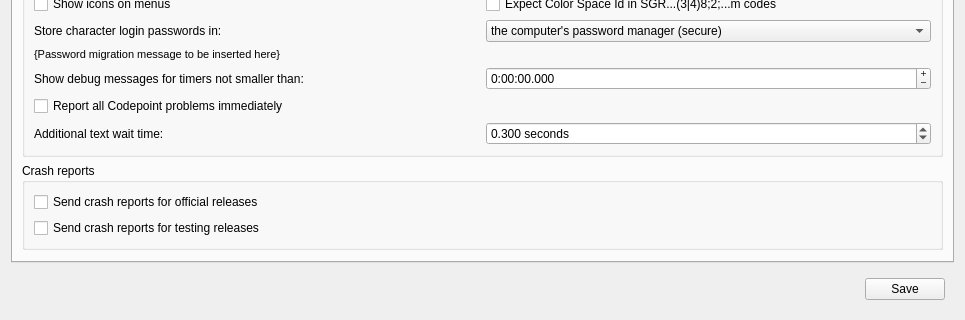
Mudlet/Mudlet, file src/ui/profile_preferences.ui: the form before one commit; both pictures show x 0 to 965 and y 424 to 744 of the 965 by 744 pixel window.
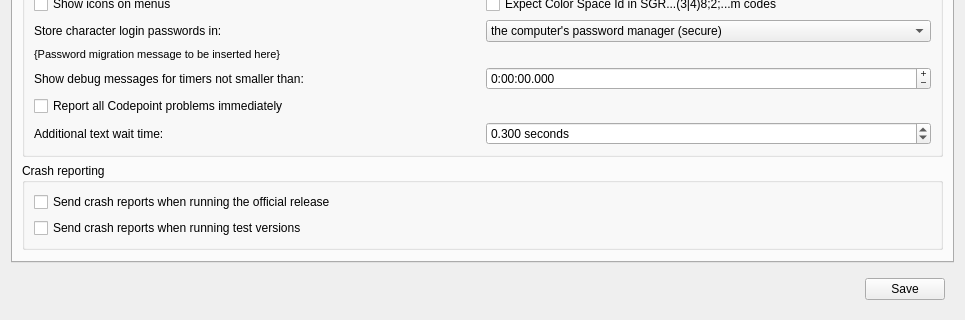
The form after the commit. The open tabs and pages were chosen to show the change. Icons and pictures are not drawn. Custom widgets are drawn as their Qt base class.

```diff
--- a/src/ui/profile_preferences.ui
+++ b/src/ui/profile_preferences.ui
@@ -4477,7 +4477,7 @@
        <item>
         <widget class="QGroupBox" name="groupBox_crashReports">
          <property name="title">
-          <string>Crash reports</string>
+          <string>Crash reporting</string>
          </property>
          <layout class="QVBoxLayout" name="vBoxLayout_groupBox_crashReports">
           <item>
@@ -4486,7 +4486,7 @@
              <string>&lt;p&gt;Submit crash reports for official releases to Mudlet developers to help them fix crashes.&lt;/p&gt;</string>
             </property>
             <property name="text">
-             <string>Send crash reports for official releases</string>
+             <string>Send crash reports when running the official release</string>
             </property>
            </widget>
           </item>
@@ -4496,7 +4496,7 @@
              <string>&lt;p&gt;Submit crash reports for testing (PTB) releases to Mudlet developers to help them fix crashes.&lt;/p&gt;</string>
             </property>
             <property name="text">
-             <string>Send crash reports for testing releases</string>
+             <string>Send crash reports when running test versions</string>
             </property>
            </widget>
           </item>
```
Left out of the diff: 10 changed lines with no effect on the pictures.
